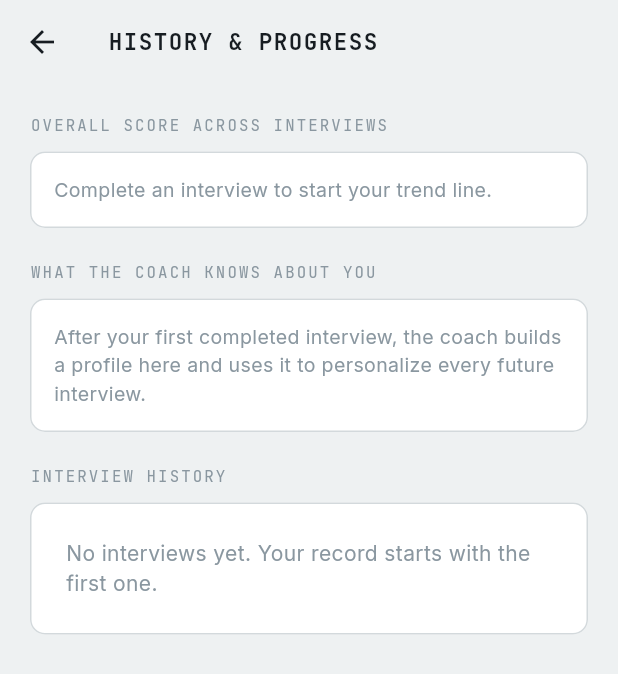
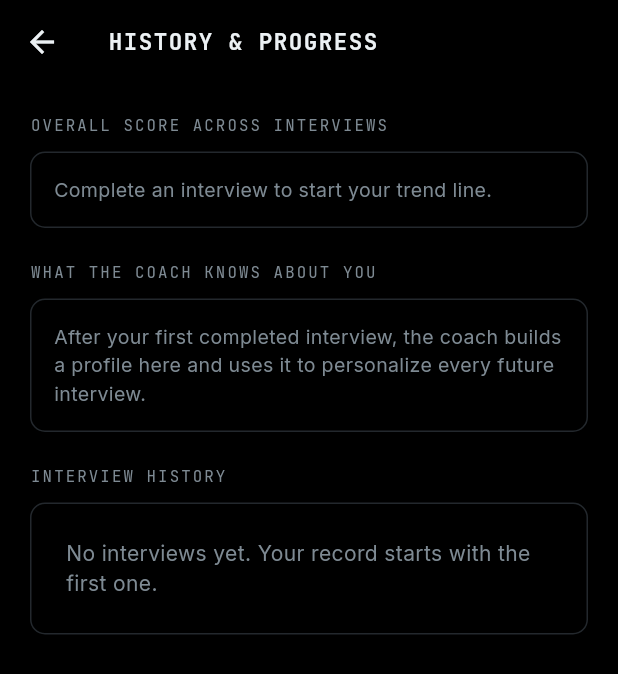
Before and after one commit to dhanuvagman006/InterviewPrep, a Flutter app: the screen it shows after launch, after a tap on the "insights" icon, on a phone screen of 412 x 824 dp. Shown: the top 674 px of the screen. Run offline on Flutter 3.47's test engine with Material 3 defaults, Android fonts, the phone set to English and light mode, and no system bars; our stand-ins replace file_picker, flutter_tts, google_fonts, permission_handler, shared_preferences, speech_to_text; missing offline and left inert: syncfusion_flutter_pdf.

Commit message:
AMOLED pure-black theme; use system TTS only (remove Gemini voice)

```diff
--- a/lib/main.dart
+++ b/lib/main.dart
@@ -1,21 +1,36 @@
 import 'package:flutter/material.dart';
+import 'package:flutter/services.dart';
 import 'package:google_fonts/google_fonts.dart';
 import 'screens/home_screen.dart';
 
-// "Evaluation dossier" palette
+// "Evaluation dossier" palette — pure-black AMOLED edition.
+// Semantics kept from the light theme: ink = primary text & filled accents,
+// paper = app background, panel = card surface, line = borders, steel = muted.
 class AppColors {
-  static const ink = Color(0xFF171D22);
-  static const inkSoft = Color(0xFF3C464E);
-  static const paper = Color(0xFFEEF1F2);
-  static const panel = Colors.white;
-  static const line = Color(0xFFD3D9DC);
-  static const steel = Color(0xFF8A97A0);
-  static const green = Color(0xFF1F7A4D);
-  static const amber = Color(0xFFC77E1F);
-  static const red = Color(0xFFB3402E);
+  static const ink = Color(0xFFECF1F4); // primary text / filled accents
+  static const onInk = Color(0xFF0B0D0F); // text drawn on ink-filled surfaces
+  static const inkSoft = Color(0xFFB4BEC6);
+  static const paper = Color(0xFF000000); // true black — AMOLED pixels off
+  static const panel = Color(0xFF000000); // cards stay pure black, bordered
+  static const line = Color(0xFF23282D);
+  static const steel = Color(0xFF7E8A93);
+  static const green = Color(0xFF4CC38A);
+  static const amber = Color(0xFFE8A33D);
+  static const red = Color(0xFFE5624C);
+  static const codeBg = Color(0xFF0E1114); // code panels, slightly lifted
+  static const codeText = Color(0xFFD7E0E6);
+  static const field = Color(0xFF0A0C0E); // input fill
 }
 
 void main() {
+  WidgetsFlutterBinding.ensureInitialized();
+  // Pure-black system bars so the whole screen is AMOLED-off black.
+  SystemChrome.setSystemUIOverlayStyle(const SystemUiOverlayStyle(
+    statusBarColor: Colors.transparent,
+    statusBarIconBrightness: Brightness.light,
+    systemNavigationBarColor: Colors.black,
+    systemNavigationBarIconBrightness: Brightness.light,
+  ));
   runApp(const InterviewPrepApp());
 }
 
@@ -26,11 +41,15 @@ class InterviewPrepApp extends StatelessWidget {
   Widget build(BuildContext context) {
     final base = ThemeData(
       useMaterial3: true,
+      brightness: Brightness.dark,
       scaffoldBackgroundColor: AppColors.paper,
       colorScheme: ColorScheme.fromSeed(
         seedColor: AppColors.ink,
+        brightness: Brightness.dark,
         primary: AppColors.ink,
-        surface: AppColors.panel,
+        onPrimary: AppColors.onInk,
+        surface: AppColors.paper,
+        onSurface: AppColors.ink,
         error: AppColors.red,
       ),
     );
@@ -51,6 +70,7 @@ class InterviewPrepApp extends StatelessWidget {
         appBarTheme: AppBarTheme(
           backgroundColor: AppColors.paper,
           foregroundColor: AppColors.ink,
+          surfaceTintColor: Colors.transparent,
           elevation: 0,
           centerTitle: false,
           titleTextStyle: GoogleFonts.jetBrainsMono(
@@ -59,7 +79,7 @@ class InterviewPrepApp extends StatelessWidget {
         elevatedButtonTheme: ElevatedButtonThemeData(
           style: ElevatedButton.styleFrom(
             backgroundColor: AppColors.ink,
-            foregroundColor: Colors.white,
+            foregroundColor: AppColors.onInk,
             padding: const EdgeInsets.symmetric(horizontal: 22, vertical: 15),
             shape: RoundedRectangleBorder(borderRadius: BorderRadius.circular(8)),
             textStyle: GoogleFonts.spaceGrotesk(fontWeight: FontWeight.w600, fontSize: 15),
@@ -74,7 +94,7 @@ class InterviewPrepApp extends StatelessWidget {
         ),
         inputDecorationTheme: InputDecorationTheme(
           filled: true,
-          fillColor: const Color(0xFFFBFCFC),
+          fillColor: AppColors.field,
           border: OutlineInputBorder(
             borderRadius: BorderRadius.circular(7),
             borderSide: const BorderSide(color: AppColors.line),
@@ -84,8 +104,18 @@ class InterviewPrepApp extends StatelessWidget {
             borderSide: const BorderSide(color: AppColors.line),
           ),
         ),
+        // M3 elevation tint would wash pure black into grey — disable it.
+        bottomSheetTheme: const BottomSheetThemeData(
+          backgroundColor: AppColors.paper,
+          surfaceTintColor: Colors.transparent,
+        ),
+        dialogTheme: const DialogThemeData(
+          backgroundColor: AppColors.paper,
+          surfaceTintColor: Colors.transparent,
+        ),
         cardTheme: CardThemeData(
           color: AppColors.panel,
+          surfaceTintColor: Colors.transparent,
           elevation: 0,
           shape: RoundedRectangleBorder(
             borderRadius: BorderRadius.circular(10),
--- a/lib/screens/dashboard_screen.dart
+++ b/lib/screens/dashboard_screen.dart
@@ -220,7 +220,7 @@ class _TrendPainter extends CustomPainter {
   void paint(Canvas canvas, Size size) {
     const pad = 22.0;
     final gridPaint = Paint()
-      ..color = const Color(0xFFE2E7E9)
+      ..color = AppColors.line
       ..strokeWidth = 1;
     for (final g in [0, 50, 100]) {
       final y = size.height - pad - (g / 100) * (size.height - pad * 2);
--- a/lib/screens/report_screen.dart
+++ b/lib/screens/report_screen.dart
@@ -196,7 +196,7 @@ class _ReportScreenState extends State<ReportScreen> {
                       LinearProgressIndicator(
                         value: ((e.value as num?)?.toDouble() ?? 0) / 10,
                         minHeight: 6,
-                        backgroundColor: const Color(0xFFE2E7E9),
+                        backgroundColor: AppColors.line,
                         color: AppColors.ink,
                         borderRadius: BorderRadius.circular(3),
                       ),
--- a/pubspec.yaml
+++ b/pubspec.yaml
@@ -19,7 +19,6 @@ dependencies:
   google_fonts: ^6.2.1
   file_picker: ^10.0.0
   syncfusion_flutter_pdf: ^26.1.35
-  audioplayers: ^6.1.0
 
 dev_dependencies:
   flutter_test:
```
Also changed, not shown: lib/screens/home_screen.dart (+5 -18 lines), lib/screens/interview_screen.dart (+18 -13 lines), lib/services/gemini_tts_service.dart (deleted, +0 -122 lines), lib/services/voice_service.dart (+6 -83 lines), 1 other file.
